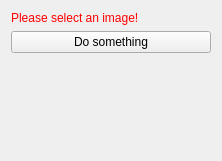
Before: the Qt Designer form Plugins/my.awesomeproject.exampleplugin/src/internal/QmitkAwesomeViewControls.ui in MITK/MITK-ProjectTemplate, drawn with Qt 5.
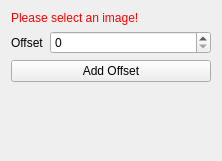
After: the same form once the commit is applied.

Commit message: Use the MyAwesomeLib module inside the plug-in.

Patch:
```diff
--- a/Plugins/my.awesomeproject.exampleplugin/src/internal/QmitkAwesomeViewControls.ui
+++ b/Plugins/my.awesomeproject.exampleplugin/src/internal/QmitkAwesomeViewControls.ui
@@ -30,13 +30,42 @@
      </property>
     </widget>
    </item>
+   <item>
+    <widget class="QWidget" name="widget" native="true">
+     <layout class="QHBoxLayout" name="horizontalLayout">
+      <property name="margin">
+       <number>0</number>
+      </property>
+      <item>
+       <widget class="QLabel" name="label">
+        <property name="text">
+         <string>Offset</string>
+        </property>
+       </widget>
+      </item>
+      <item>
+       <widget class="QSpinBox" name="spinboxOffset">
+        <property name="sizePolicy">
+         <sizepolicy hsizetype="Expanding" vsizetype="Fixed">
+          <horstretch>0</horstretch>
+          <verstretch>0</verstretch>
+         </sizepolicy>
+        </property>
+        <property name="maximum">
+         <number>9999</number>
+        </property>
+       </widget>
+      </item>
+     </layout>
+    </widget>
+   </item>
    <item>
     <widget class="QPushButton" name="buttonPerformImageProcessing">
      <property name="toolTip">
       <string>Do image processing</string>
      </property>
      <property name="text">
-      <string>Do something</string>
+      <string>Add Offset</string>
      </property>
     </widget>
    </item>
```
The commit also changes 2 other files.
